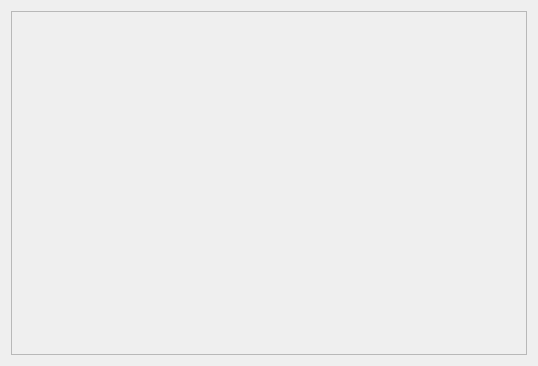
This is ManagerExternalFileWIndow.ui in Kiukey/UnrealManager as Qt 5 draws it before an edit. The edited form follows.
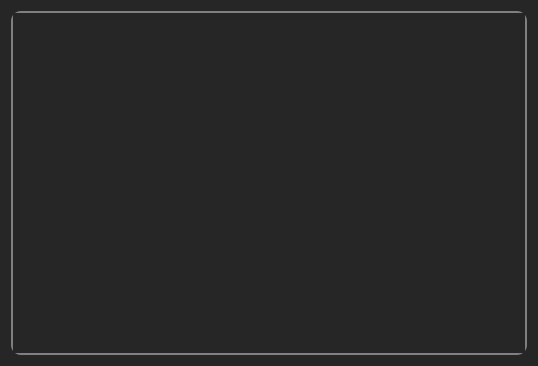
This is the edited form. Icons and pictures are not drawn.

```diff
--- a/ManagerExternalFileWIndow.ui
+++ b/ManagerExternalFileWIndow.ui
@@ -13,9 +13,69 @@
   <property name="windowTitle">
    <string>ManagerExternalFileWIndow</string>
   </property>
+  <property name="styleSheet">
+   <string notr="true">QFrame
+{
+    border: 2px solid gray;
+    border-radius: 10px;
+}
+
+QWidget
+{
+	background-color:#262626
+}
+
+QPushButton
+{
+border-radius : 10px;
+border : 2px solid #585858;
+color : white
+}
+
+QPushButton:enabled
+{
+ background-color: #6E6E6E;
+  border: 2px solid #6E6E6E;
+  border-radius: 10px;
+}
+
+QPushButton:hover:!pressed
+{
+ background-color: #999999;
+color:black
+}
+
+/*CheckBoxes*/
+
+QCheckBox::indicator
+{
+	width:18px;
+	height:18px;
+}
+QCheckBox
+{
+	color:white;
+}
+QCheckBox::indicator:unchecked
+ {
+	border-image: url(:/Root/empty-checkbox.png);
+
+}
+
+QCheckBox::indicator:checked
+ {
+	border-image: url(:/Root/check.png);
+}</string>
+  </property>
   <layout class="QGridLayout" name="gridLayout">
    <item row="0" column="0">
     <widget class="QScrollArea" name="pluginsContainer">
+     <property name="styleSheet">
+      <string notr="true"/>
+     </property>
+     <property name="frameShape">
+      <enum>QFrame::Box</enum>
+     </property>
      <property name="widgetResizable">
       <bool>true</bool>
      </property>
@@ -24,8 +84,8 @@
        <rect>
         <x>0</x>
         <y>0</y>
-        <width>518</width>
-        <height>346</height>
+        <width>516</width>
+        <height>344</height>
        </rect>
       </property>
       <layout class="QGridLayout" name="gridLayout_2"/>
```
